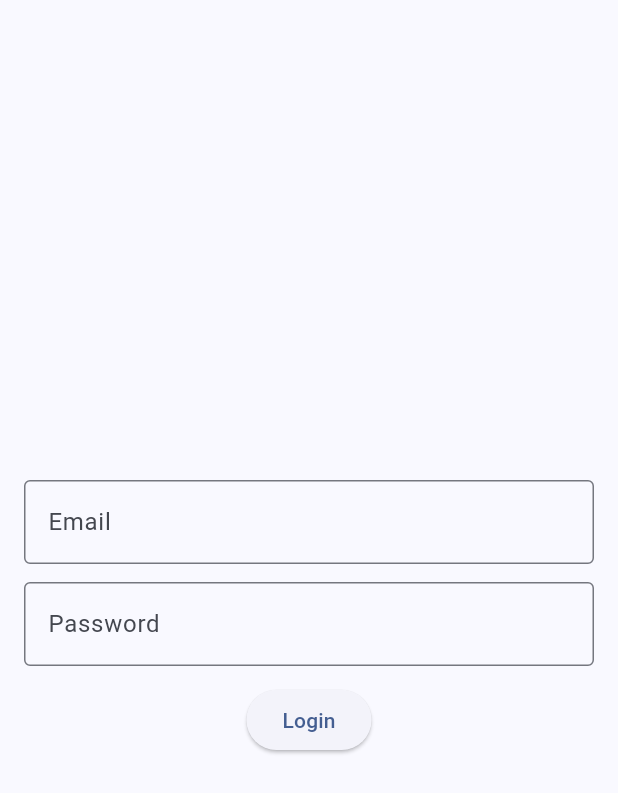
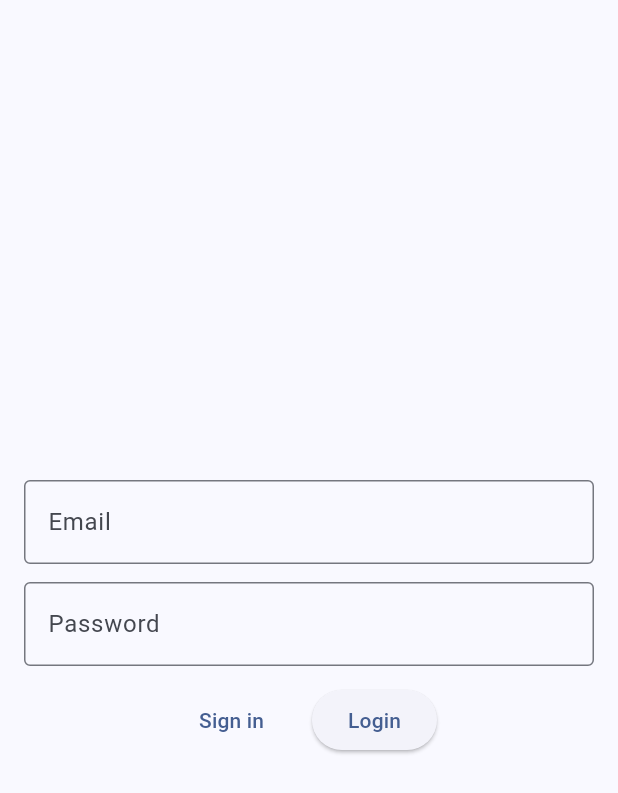
Before and after one commit to oulanbator/cours_flutter_login_form, a Flutter app: the LoginPage screen opened directly, after a tap on "Login", on a phone screen of 412 x 824 dp. Shown: the top 793 px of the screen. Run offline on Flutter 3.47's test engine with Material 3 defaults, Android fonts, the phone set to English and light mode, and no system bars; our stand-ins replace flutter_secure_storage; accounts and stored records are empty; network calls fail.

```diff
--- a/lib/constants.dart
+++ b/lib/constants.dart
@@ -8,4 +8,9 @@ class Constants {
   static String storageKeyAccessToken = "bdew32324.access_token";
   static String storageKeyRefreshToken = "bdew32324.refresh_token";
   static String storageKeyTokenExpire = "bdew32324.token_expiration";
+
+  static String directusAuthenticatedUserRole =
+      "3d1cdd82-7531-42db-a5cd-21a455179590";
+  static String directusUserCreatorToken = "phCG4_53ZGOShDuE1J3-pw27exBM7FBm";
+  static String uriUsers = "$apiBaseUrl/users";
 }
--- a/lib/screens/login_page.dart
+++ b/lib/screens/login_page.dart
@@ -1,4 +1,5 @@
 import 'package:cours_flutter_login_form/model/credential.dart';
+import 'package:cours_flutter_login_form/screens/create_account_page.dart';
 import 'package:cours_flutter_login_form/service/auth_service.dart';
 import 'package:flutter/material.dart';
 import 'package:provider/provider.dart';
@@ -16,6 +17,8 @@ class _LoginPageState extends State<LoginPage> {
 
   @override
   Widget build(BuildContext context) {
+    var authService = Provider.of<AuthService>(context, listen: false);
+
     return Scaffold(
       body: Padding(
         padding: const EdgeInsets.all(16.0),
@@ -35,9 +38,23 @@ class _LoginPageState extends State<LoginPage> {
                   border: OutlineInputBorder(), labelText: "Password"),
             ),
             const SizedBox(height: 12),
-            ElevatedButton(
-              onPressed: () => _submitForm(),
-              child: const Text("Login"),
+            OverflowBar(
+              children: [
+                TextButton(
+                  onPressed: () => Navigator.push(
+                    context,
+                    MaterialPageRoute(
+                      builder: (context) => const CreateAccountPage(),
+                    ),
+                  ),
+                  child: const Text("Sign in"),
+                ),
+                const SizedBox(width: 20),
+                ElevatedButton(
+                  onPressed: () => _submitForm(authService),
+                  child: const Text("Login"),
+                ),
+              ],
             )
           ],
         ),
@@ -45,9 +62,7 @@ class _LoginPageState extends State<LoginPage> {
     );
   }
 
-  void _submitForm() {
-    var authService = Provider.of<AuthService>(context, listen: false);
-
+  void _submitForm(AuthService authService) async {
     var credential = Credential(
       email: _emailController.text,
       password: _passwordController.text,
```
Also changed, not shown: lib/app.dart (+2 -13 lines), lib/screens/create_account_page.dart (added, +125 -0 lines), lib/screens/home_page.dart (+10 -2 lines), lib/screens/login_router.dart (added, +22 -0 lines), lib/service/auth_service.dart (+27 -0 lines).
